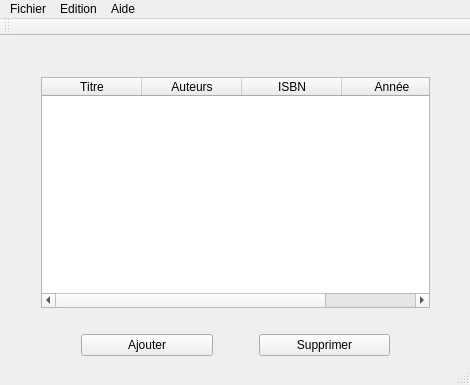
Accacio/BE_supelec, file BE/mainwindow.ui: the form before one commit.
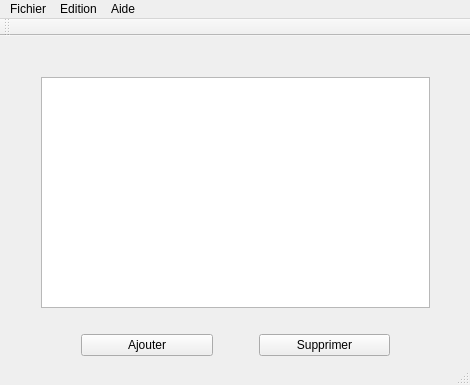
The form after the commit. Icons and pictures are not drawn.

Diff of the .ui file:
```diff
--- a/BE/mainwindow.ui
+++ b/BE/mainwindow.ui
@@ -73,28 +73,7 @@
       </spacer>
      </item>
      <item row="1" column="1">
-      <widget class="QTableWidget" name="Tableau">
-       <column>
-        <property name="text">
-         <string>Titre</string>
-        </property>
-       </column>
-       <column>
-        <property name="text">
-         <string>Auteurs</string>
-        </property>
-       </column>
-       <column>
-        <property name="text">
-         <string>ISBN</string>
-        </property>
-       </column>
-       <column>
-        <property name="text">
-         <string>Année</string>
-        </property>
-       </column>
-      </widget>
+      <widget class="QTableWidget" name="Tableau"/>
      </item>
      <item row="2" column="1">
       <spacer name="verticalSpacer_2">
```
